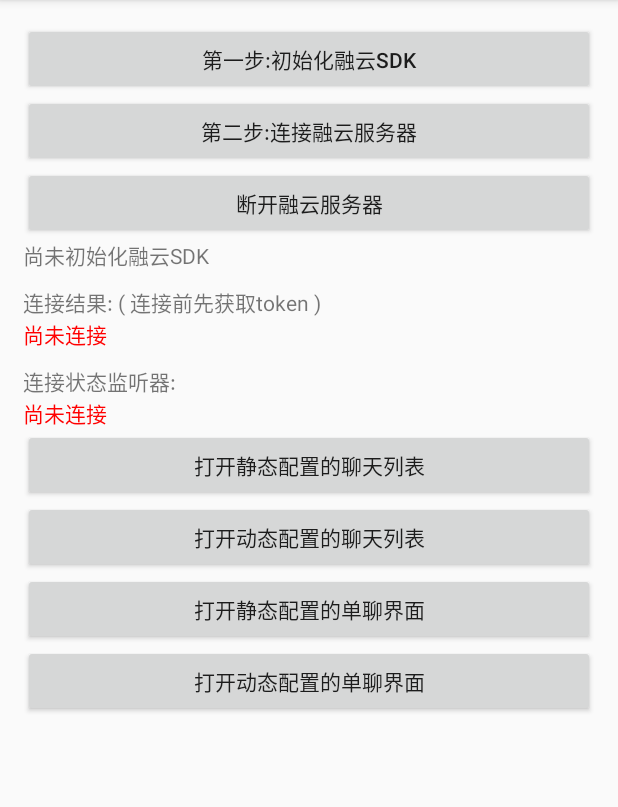
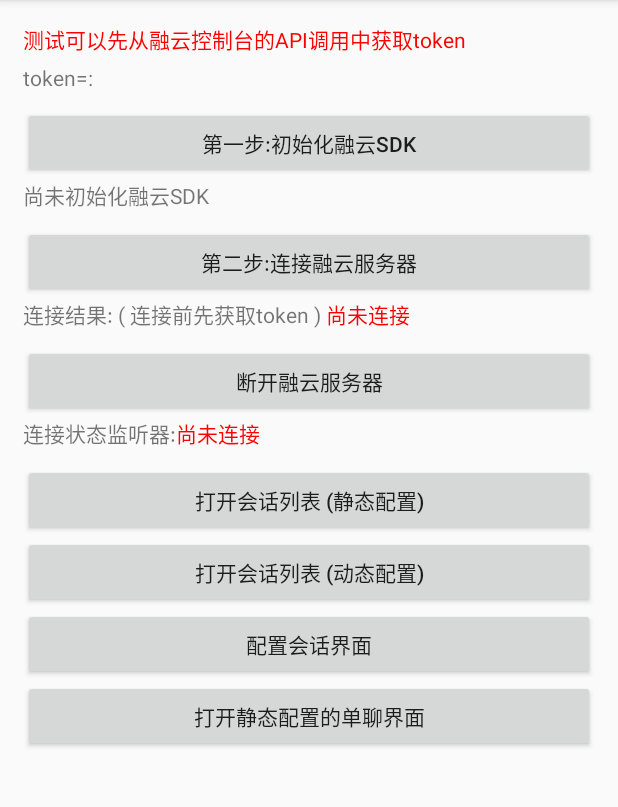
Before and after one commit to voidzero42/RongCloudDemo, an Android app: the screen it shows after launch (MainActivity), on a phone screen of 412 x 824 dp, the part 84-891 px from its top. Run offline under Robolectric (Android 15) with nearby library versions, the light colour scheme and no system bars; libraries missing offline, so code that uses them is left out: io.rong.imkit, io.rong.imlib; pictures from the network do not load; 1 statement that could not run was skipped.

Commit message:
配置会话界面

```diff
--- a/app/build.gradle
+++ b/app/build.gradle
@@ -38,6 +38,7 @@
 
 
 
+
 repositories {
     flatDir { dirs '../app/aars' }
     maven {
--- a/app/src/main/java/com/fjycnet/rongclouddemo/MyApplication.java
+++ b/app/src/main/java/com/fjycnet/rongclouddemo/app/MyApplication.java
@@ -1,4 +1,4 @@
-package com.fjycnet.rongclouddemo;
+package com.fjycnet.rongclouddemo.app;
 
 import android.app.ActivityManager;
 import android.app.Application;
--- a/app/src/main/java/com/fjycnet/rongclouddemo/ui/MyDynamicConversationListActivity.java
+++ b/app/src/main/java/com/fjycnet/rongclouddemo/list/MyDynamicConversationListActivity.java
@@ -1,4 +1,4 @@
-package com.fjycnet.rongclouddemo.ui;
+package com.fjycnet.rongclouddemo.list;
 
 import android.net.Uri;
 import android.support.v4.app.FragmentTransaction;
@@ -16,6 +16,9 @@
 import io.rong.imlib.model.Conversation;
 import io.rong.imlib.model.Message;
 
+/**
+ * 动态配置的会话列表
+ */
 public class MyDynamicConversationListActivity extends AppCompatActivity implements View.OnClickListener {
 
     private TextView tvMsg;
--- a/app/src/main/java/com/fjycnet/rongclouddemo/ui/MyStaticConversationListActivity.java
+++ b/app/src/main/java/com/fjycnet/rongclouddemo/list/MyStaticConversationListActivity.java
@@ -1,4 +1,4 @@
-package com.fjycnet.rongclouddemo.ui;
+package com.fjycnet.rongclouddemo.list;
 
 import android.support.v7.app.AppCompatActivity;
 import android.os.Bundle;
@@ -6,7 +6,7 @@
 import com.fjycnet.rongclouddemo.R;
 
 /**
- * 会话列表
+ * 静态配置的会话列表
  * <p>
  * 配置 intent-filter：
  * <p>
--- a/app/src/main/java/com/fjycnet/rongclouddemo/MainActivity.java
+++ b/app/src/main/java/com/fjycnet/rongclouddemo/main/MainActivity.java
@@ -1,4 +1,4 @@
-package com.fjycnet.rongclouddemo;
+package com.fjycnet.rongclouddemo.main;
 
 import android.content.Intent;
 import android.support.v7.app.AppCompatActivity;
@@ -9,16 +9,16 @@
 import android.widget.TextView;
 import android.widget.Toast;
 
-import com.fjycnet.rongclouddemo.ui.MyDynamicConversationListActivity;
+import com.fjycnet.rongclouddemo.R;
+import com.fjycnet.rongclouddemo.list.MyDynamicConversationListActivity;
+import com.fjycnet.rongclouddemo.ui.SetUserIdActivity;
 
 import java.util.HashMap;
 import java.util.Map;
 
 import io.rong.imkit.RongIM;
-import io.rong.imlib.OnReceiveMessageListener;
 import io.rong.imlib.RongIMClient;
 import io.rong.imlib.model.Conversation;
-import io.rong.imlib.model.Message;
 
 /**
  * 官方文档:
@@ -40,6 +40,7 @@
     private TextView tvInit;
     private TextView tvResult;
     private TextView tvConnStatus;
+    private TextView tvToken;
     private Button btnJumpDynamicConversationList;
     /**
      * 暂时从融云平台的API接口获取token
@@ -67,11 +68,14 @@
 
     /**
      * 连接融云服务器
+     * <p>
+     * 融云控制台API调用 https://developer.rongcloud.cn/apitool
      */
     private void connectRongServer() {
         // 从服务端获取融云token (暂时先用控制台的API获取)
         //130的token
-        rongToken = "Jy44d4/raKY+laI80oAyk9YVA0ZGn0MhZXQ2jZpWm2z+VEIa3F3jgrE/uPbSfQ2WTH5+R4S0kWGHJLgJ3m1BRQ==";
+        rongToken = "V2NbHPSo4I/NST2BCzRGfdYVA0ZGn0MhZXQ2jZpWm2z+VEIa3F3jgi5GudbepRJLaelFyw1YmCmHJLgJ3m1BRQ==";
+        tvToken.setText("融云token = " + rongToken);
         //129的token
 //        rongToken = "1x3bPSUKSZSdiqy+SsioLdYVA0ZGn0MhZXQ2jZpWm2z+VEIa3F3jgk1t/aMGe18FeS4mYztEZ+GHJLgJ3m1BRQ==";
 
@@ -107,6 +111,7 @@
 
     /**
      * 设置融云连接状态监听器
+     * TODO: 需要放到Application里,监听全局
      */
     private void setConnectionStatusListener() {
         RongIM.setConnectionStatusListener(new RongIMClient.ConnectionStatusListener() {
@@ -213,20 +218,21 @@
     /**
      * 打开动态配置的会话界面
      */
-    private void jumpDynamicConversation() {
-        RongIM.getInstance().startConversation(this, Conversation.ConversationType.PRIVATE, "129", "标题");
+    private void jumpSetConversation() {
+        startActivity(new Intent(this, SetUserIdActivity.class));
     }
 
     private void initView() {
         tvInit = findViewById(R.id.tvInit);
         tvResult = findViewById(R.id.tvResult);
         tvConnStatus = findViewById(R.id.tvConnStatus);
+        tvToken = findViewById(R.id.tvToken);
         btnJumpDynamicConversationList = findViewById(R.id.btnJumpDynamicConversationList);
         findViewById(R.id.btnInit).setOnClickListener(this);
         findViewById(R.id.btnConnect).setOnClickListener(this);
         findViewById(R.id.btnDisconnect).setOnClickListener(this);
         findViewById(R.id.btnJumpConversationList).setOnClickListener(this);
-        findViewById(R.id.btnJumpDynamicConversation).setOnClickListener(this);
+        findViewById(R.id.btnJumpSetConversation).setOnClickListener(this);
         btnJumpDynamicConversationList.setOnClickListener(this);
     }
 
@@ -248,8 +254,8 @@
             case R.id.btnJumpDynamicConversationList:
                 jumpDynamicConversationList();//打开动态配置的聊天列表
                 break;
-            case R.id.btnJumpDynamicConversation:
-                jumpDynamicConversation();
+            case R.id.btnJumpSetConversation:
+                jumpSetConversation();//配置会话界面
                 break;
         }
     }
--- a/app/src/main/res/layout/activity_main.xml
+++ b/app/src/main/res/layout/activity_main.xml
@@ -10,23 +10,25 @@
         android:layout_margin="15dp"
         android:orientation="vertical">
 
+        <TextView
+            android:layout_width="wrap_content"
+            android:layout_height="wrap_content"
+            android:text="测试可以先从融云控制台的API调用中获取token"
+            android:textColor="#ff0000" />
+
+        <TextView
+            android:id="@+id/tvToken"
+            android:layout_width="wrap_content"
+            android:layout_height="wrap_content"
+            android:layout_marginTop="5dp"
+            android:text="token=:" />
+
         <Button
             android:id="@+id/btnInit"
             android:layout_width="match_parent"
             android:layout_height="wrap_content"
+            android:layout_marginTop="10dp"
             android:text="第一步:初始化融云SDK" />
-
-        <Button
-            android:id="@+id/btnConnect"
-            android:layout_width="match_parent"
-            android:layout_height="wrap_content"
-            android:text="第二步:连接融云服务器" />
-
-        <Button
-            android:id="@+id/btnDisconnect"
-            android:layout_width="match_parent"
-            android:layout_height="wrap_content"
-            android:text="断开融云服务器" />
 
         <TextView
             android:id="@+id/tvInit"
@@ -34,10 +36,21 @@
             android:layout_height="wrap_content"
             android:text="尚未初始化融云SDK" />
 
+        <Button
+            android:id="@+id/btnConnect"
+            android:layout_width="match_parent"
+            android:layout_height="wrap_content"
+            android:layout_marginTop="10dp"
+            android:text="第二步:连接融云服务器" />
+
+        <LinearLayout
+            android:layout_width="match_parent"
+            android:layout_height="wrap_content"
+            android:orientation="horizontal">
+
             <TextView
                 android:layout_width="wrap_content"
                 android:layout_height="wrap_content"
-            android:layout_marginTop="10dp"
                 android:text="连接结果: ( 连接前先获取token ) " />
 
             <TextView
@@ -46,11 +59,23 @@
                 android:layout_height="wrap_content"
                 android:text="尚未连接"
                 android:textColor="#ff0000" />
+        </LinearLayout>
+
+        <Button
+            android:id="@+id/btnDisconnect"
+            android:layout_width="match_parent"
+            android:layout_height="wrap_content"
+            android:layout_marginTop="10dp"
+            android:text="断开融云服务器" />
+
+        <LinearLayout
+            android:layout_width="match_parent"
+            android:layout_height="wrap_content"
+            android:orientation="horizontal">
 
             <TextView
                 android:layout_width="wrap_content"
                 android:layout_height="wrap_content"
-            android:layout_marginTop="10dp"
                 android:text="连接状态监听器:" />
 
             <TextView
@@ -59,18 +84,26 @@
                 android:layout_height="wrap_content"
                 android:text="尚未连接"
                 android:textColor="#ff0000" />
+        </LinearLayout>
 
         <Button
             android:id="@+id/btnJumpConversationList"
             android:layout_width="match_parent"
             android:layout_height="wrap_content"
-            android:text="打开静态配置的聊天列表" />
+            android:layout_marginTop="10dp"
+            android:text="打开会话列表 (静态配置)" />
 
         <Button
             android:id="@+id/btnJumpDynamicConversationList"
             android:layout_width="match_parent"
             android:layout_height="wrap_content"
-            android:text="打开动态配置的聊天列表" />
+            android:text="打开会话列表 (动态配置)" />
+
+        <Button
+            android:id="@+id/btnJumpSetConversation"
+            android:layout_width="match_parent"
+            android:layout_height="wrap_content"
+            android:text="配置会话界面" />
 
         <Button
             android:id="@+id/btnJumpConversation"
@@ -78,10 +111,6 @@
             android:layout_height="wrap_content"
             android:text="打开静态配置的单聊界面" />
 
-        <Button
-            android:id="@+id/btnJumpDynamicConversation"
-            android:layout_width="match_parent"
-            android:layout_height="wrap_content"
-            android:text="打开动态配置的单聊界面" />
+
     </LinearLayout>
 </ScrollView>
```
Also changed, not shown: app/src/main/AndroidManifest.xml (+9 -6 lines), app/src/main/java/com/fjycnet/rongclouddemo/ui/SetUserIdActivity.java (added, +55 -0 lines), app/src/main/res/layout/activity_set_user_id.xml (added, +31 -0 lines). Lines whose indentation alone changed are shown as unchanged.
